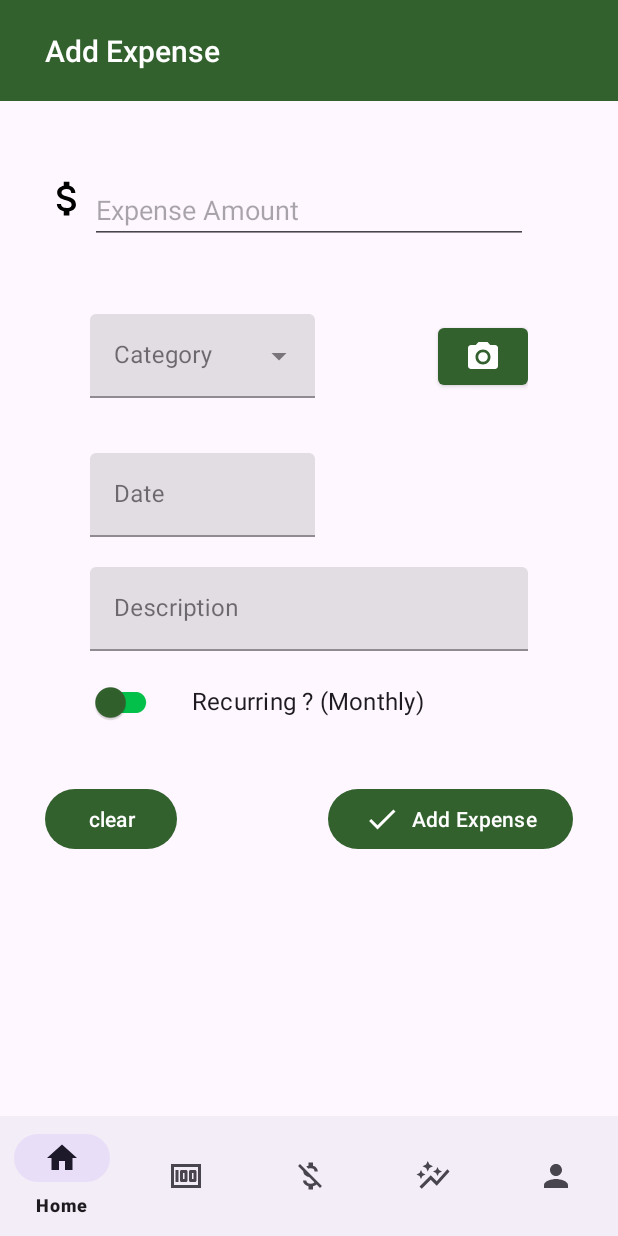
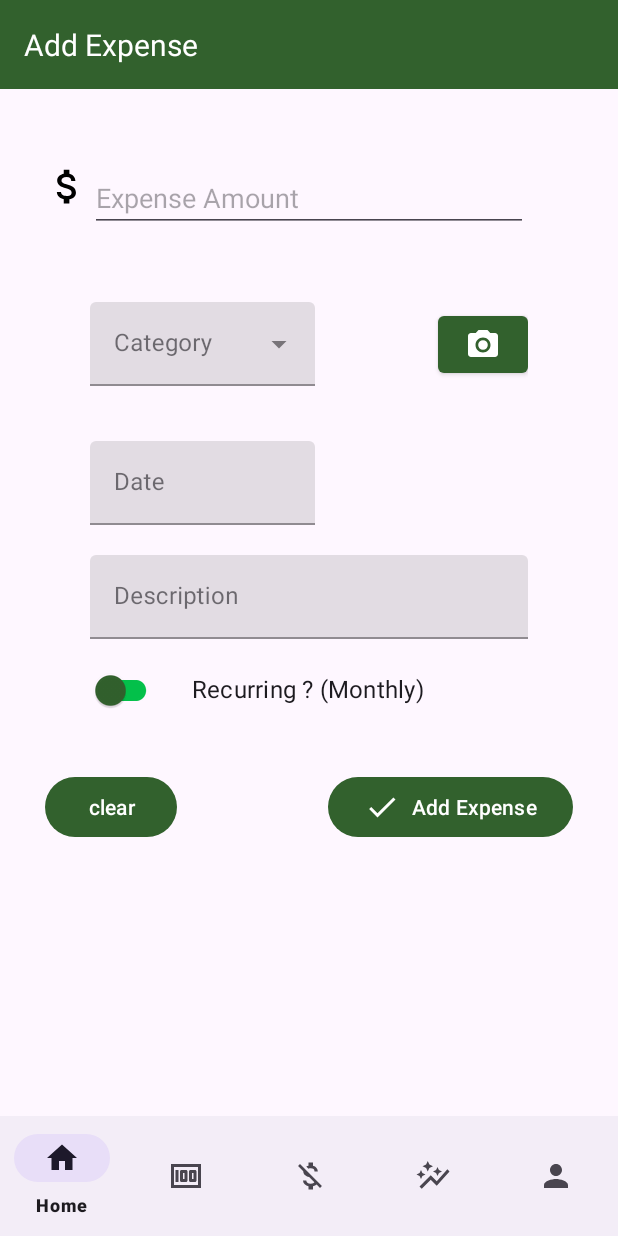
Before and after one commit to CS5520FeinbergFall2023/wallet-watch, an Android app: the fragment ExpensePageFragment placed in its activity, on a phone screen of 412 x 824 dp. Run offline under Robolectric (Android 15) with nearby library versions, the phone set to English and light mode, and no system bars; our stand-ins replace Firebase (no records; nobody signed in at launch, a user with empty details on screens opened directly).

Commit message:
reusable header

```diff
--- a/app/src/main/java/com/example/myapplication/ExpensePageFragment.java
+++ b/app/src/main/java/com/example/myapplication/ExpensePageFragment.java
@@ -64,6 +64,10 @@ public class ExpensePageFragment extends Fragment {
     public View onCreateView(LayoutInflater inflater, ViewGroup container, Bundle savedInstanceState) {
         View view = inflater.inflate(R.layout.fragment_expense_page, container, false);
 
+        // Text header
+        TextView headerTitle = view.findViewById(R.id.headerTitle);
+        headerTitle.setText(getText(R.string.add_expense_header));
+
         // Expense Model
         expense = new Expense();
 
@@ -114,7 +118,7 @@ public class ExpensePageFragment extends Fragment {
 
         // Date Field
         datePickerText = view.findViewById(R.id.add_expense_date_picker);
-        datePickerText.setOnClickListener(v -> showDatePickerDialog());
+        datePickerText.setOnClickListener(this::showDatePickerDialog);
         datePickerValue = 0;
 
         // Description Field
@@ -276,7 +280,13 @@ public class ExpensePageFragment extends Fragment {
         expense = new Expense();
     }
 
-    public void showDatePickerDialog() {
+    private void updateCategoryOptions(List<Category> options) {
+        adapter.clear();
+        adapter.addAll(options);
+        adapter.notifyDataSetChanged();
+    }
+
+    public void showDatePickerDialog(View view) {
         MaterialDatePicker<Long> datePicker = MaterialDatePicker.Builder.datePicker().build();
         datePicker.addOnPositiveButtonClickListener(selection -> {
             datePickerValue = selection;
@@ -288,10 +298,4 @@ public class ExpensePageFragment extends Fragment {
         // show picker date
         datePicker.show(getParentFragmentManager(), "EXPENSE_PAGE_DATE_PICKER");
     }
-
-    private void updateCategoryOptions(List<Category> options) {
-        adapter.clear();
-        adapter.addAll(options);
-        adapter.notifyDataSetChanged();
-    }
 }
--- a/app/src/main/res/layout/fragment_expense_page.xml
+++ b/app/src/main/res/layout/fragment_expense_page.xml
@@ -6,23 +6,20 @@
     android:layout_height="match_parent"
     tools:context=".ExpensePageFragment">
 
-    <TextView
-        style="@style/TextAppearance.AppCompat.Title"
+    <include
+        android:id="@+id/header"
+        layout="@layout/header_layout"
         android:layout_width="match_parent"
-        android:id="@+id/expense_title_header"
         android:layout_height="wrap_content"
-        android:background="@color/dark_green"
-        android:paddingHorizontal="30dp"
-        android:paddingVertical="20dp"
-        android:text="@string/add_expense_header_text"
-        android:textColor="@color/white"
-        app:layout_constraintTop_toTopOf="parent" />
+        app:layout_constraintTop_toTopOf="parent"
+        app:layout_constraintStart_toStartOf="parent"
+        app:layout_constraintEnd_toEndOf="parent"/>
 
     <ScrollView
         android:layout_width="match_parent"
         android:layout_height="wrap_content"
         android:layout_marginTop="50dp"
-        app:layout_constraintTop_toBottomOf="@id/expense_title_header"
+        app:layout_constraintTop_toBottomOf="@id/header"
         >
     <LinearLayout
         android:layout_width="match_parent"
--- a/app/src/main/res/values/strings.xml
+++ b/app/src/main/res/values/strings.xml
@@ -16,7 +16,7 @@
     <string name="add_expense_category_hint">Category</string>
     <string name="add_expense_amount_hint">Expense Amount</string>
     <string name="dollar_sign_icon_description">dollar sign</string>
-    <string name="add_expense_header_text">Add Expense</string>
+    <string name="add_expense_header">Add Expense</string>
     <string name="clear_expense_button">clear</string>
 
     <string name="logout_button">Logout</string>
```
